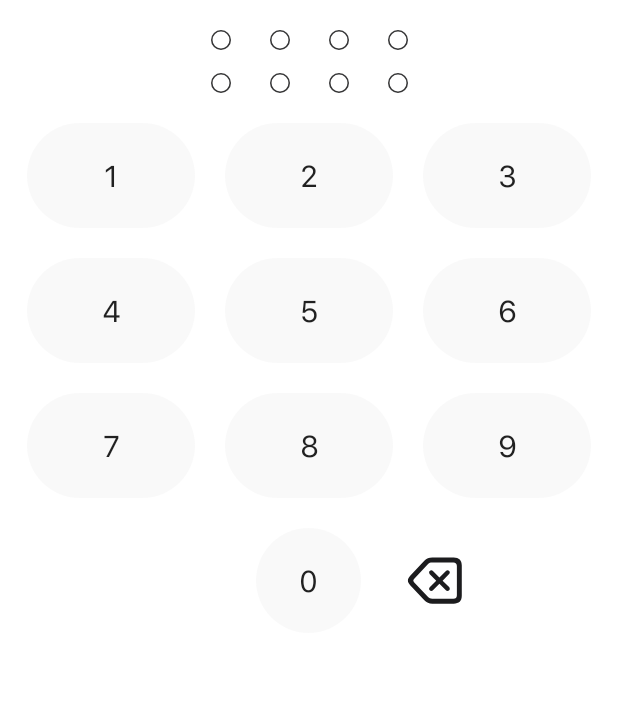
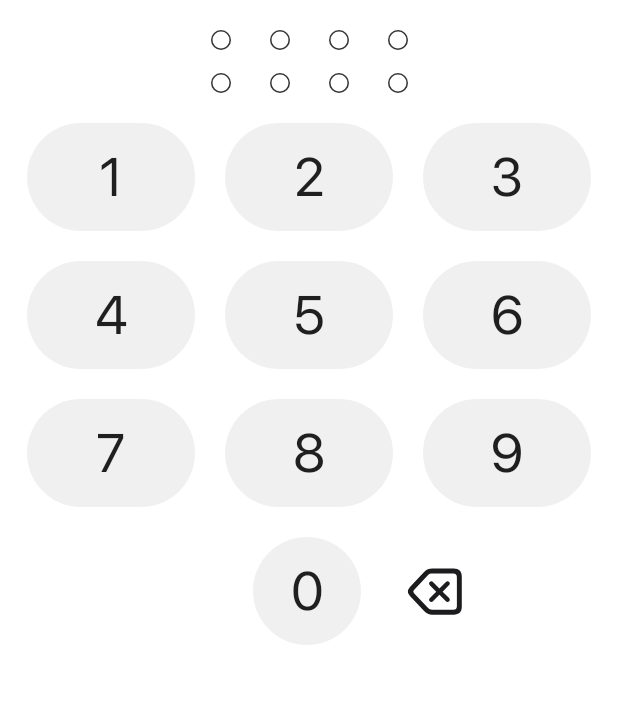
Before and after one commit to altron013/SauExpertTest, an Android app built with Jetpack Compose: the screen it shows after launch (MainActivity), on a phone screen of 412 x 824 dp, the part 304-1008 px from its top. Run offline under Robolectric (Android 15) with nearby library versions, the phone set to English and light mode, and no system bars; our stand-ins replace accompanist; 1 statement that could not run was skipped.

Commit message:
[Change] Change padding and color for CustomKeyboardOTPScreen [Add] new sting value

```diff
--- a/app/src/main/java/com/example/sauexpert/signup_patient/CutomKeyboardOTPScreen.kt
+++ b/app/src/main/java/com/example/sauexpert/signup_patient/CutomKeyboardOTPScreen.kt
@@ -94,11 +94,12 @@ fun CustomKeyboard(
 
         Row(
             verticalAlignment = Alignment.CenterVertically,
-            horizontalArrangement = Arrangement.End,
+            horizontalArrangement = Arrangement.Center,
             modifier = Modifier
                 .fillMaxWidth()
                 .padding(horizontal = 95.dp)
         ) {
+            Spacer(modifier = Modifier.weight(1f))
             PhoneButtonZero(
                 onClick = onClick
             )
@@ -123,7 +124,7 @@ fun PhoneButtons(
 ) {
     LazyVerticalGrid(
         cells = GridCells.Fixed(3),
-        contentPadding = PaddingValues(horizontal = 70.dp)
+        contentPadding = PaddingValues(horizontal = 60.dp)
     ) {
         items(data.size) {
             var number = data[it].toInt()
@@ -131,17 +132,17 @@ fun PhoneButtons(
                 contentAlignment = Alignment.Center,
                 modifier = modifier
                     .padding(10.dp)
-                    .background(color = GrayF0F, shape = CircleShape)
-                    .size(70.dp)
+                    .background(color = Gray30.copy(alpha = 0.19f), shape = CircleShape)
+                    .size(72.dp)
                     .clickable {
                         onClick(number.digitToChar())
                     }
             ) {
                 Text(
                     text = data[it],
-                    fontSize = 20.sp,
+                    fontSize = 36.sp,
                     textAlign = TextAlign.Center,
-                    modifier = modifier
+                    style = MaterialTheme.typography.overline
                 )
             }
         }
@@ -158,17 +159,17 @@ fun PhoneButtonZero(
         contentAlignment = Alignment.Center,
         modifier = modifier
             .padding(10.dp)
-            .background(color = GrayF0F, shape = CircleShape)
-            .size(70.dp)
+            .background(color = Gray30.copy(alpha = 0.19f), shape = CircleShape)
+            .size(72.dp)
             .clickable {
                 onClick(number.digitToChar())
             }
     ) {
         Text(
             text = number.toString(),
-            fontSize = 20.sp,
+            fontSize = 36.sp,
             textAlign = TextAlign.Center,
-            modifier = modifier
+            style = MaterialTheme.typography.overline
 
         )
     }
@@ -196,6 +197,25 @@ fun DeleteLeftIcon(
                 }
             }
     )
+}
+
+@Composable
+fun TopBarForOTP(
+    modifier: Modifier = Modifier
+) {
+    Row(
+        verticalAlignment = Alignment.CenterVertically,
+        horizontalArrangement = Arrangement.Start,
+        modifier = modifier.fillMaxWidth()
+    ) {
+        Text(
+            text = stringResource(id = R.string.skip),
+            style = MaterialTheme.typography.body1,
+            modifier = modifier.padding(horizontal = 16.dp, vertical = 20.dp)
+                .clickable {
+                }
+        )
+    }
 }
 
 
@@ -229,24 +249,7 @@ fun PasscodeScreenDescription(
     }
 }
 
-@Composable
-fun TopBarForOTP(
-    modifier: Modifier = Modifier
-) {
-    Row(
-        verticalAlignment = Alignment.CenterVertically,
-        horizontalArrangement = Arrangement.Start,
-        modifier = modifier.fillMaxWidth()
-    ) {
-        Text(
-            text = stringResource(id = R.string.skip),
-            style = MaterialTheme.typography.body1,
-            modifier = modifier.padding(horizontal = 16.dp, vertical = 20.dp)
-                .clickable {
-                }
-        )
-    }
-}
+
 
 
 @Composable
--- a/app/src/main/res/values/strings.xml
+++ b/app/src/main/res/values/strings.xml
@@ -98,6 +98,8 @@
     <string name="inspections_description">Осматривайте пациентов у себя или в офисе клиента</string>
     <string name="install_password_code">Установите код быстрого доступа</string>
     <string name="install_password_code_description">С помощью него Вы можете заходить в Sau Expert 24</string>
+    <string name="last_day_of_check_up">ДАТА ОСМОТРА</string>
+    <string name="last_doctor_who_inspect">ОСМАТРИВАЛ В ПОСЛЕДНИЙ РАЗ:</string>
 
 <!--    <string name="medcard_online">Медкарта онлайн</string>-->
 <!--    <string name="medcard_online">Медкарта онлайн</string>-->
```
